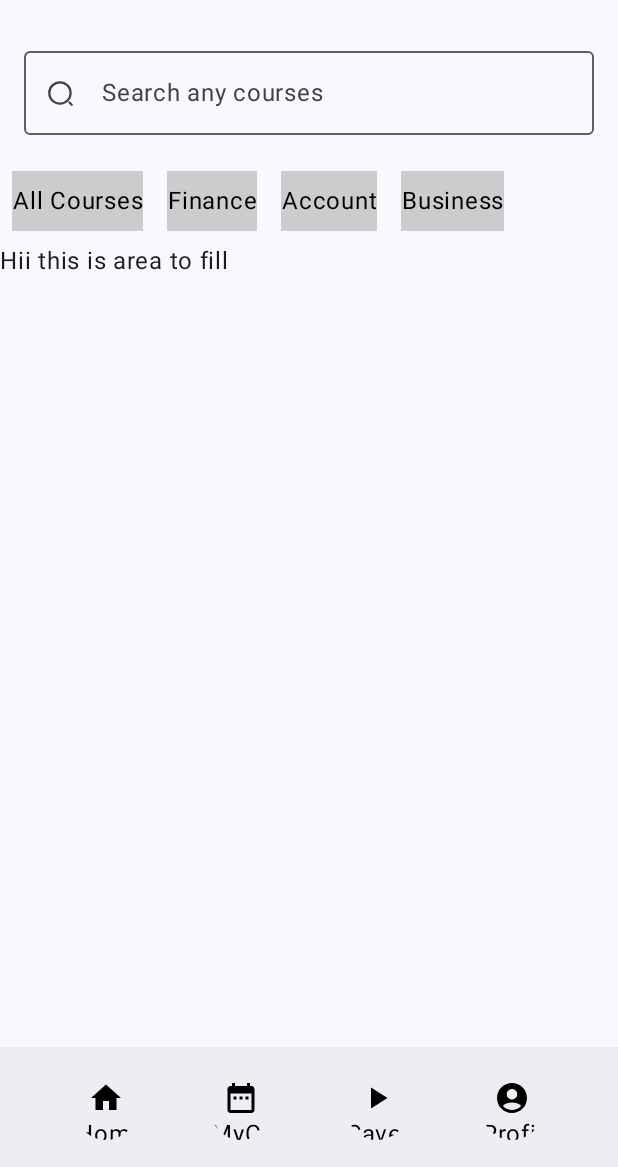
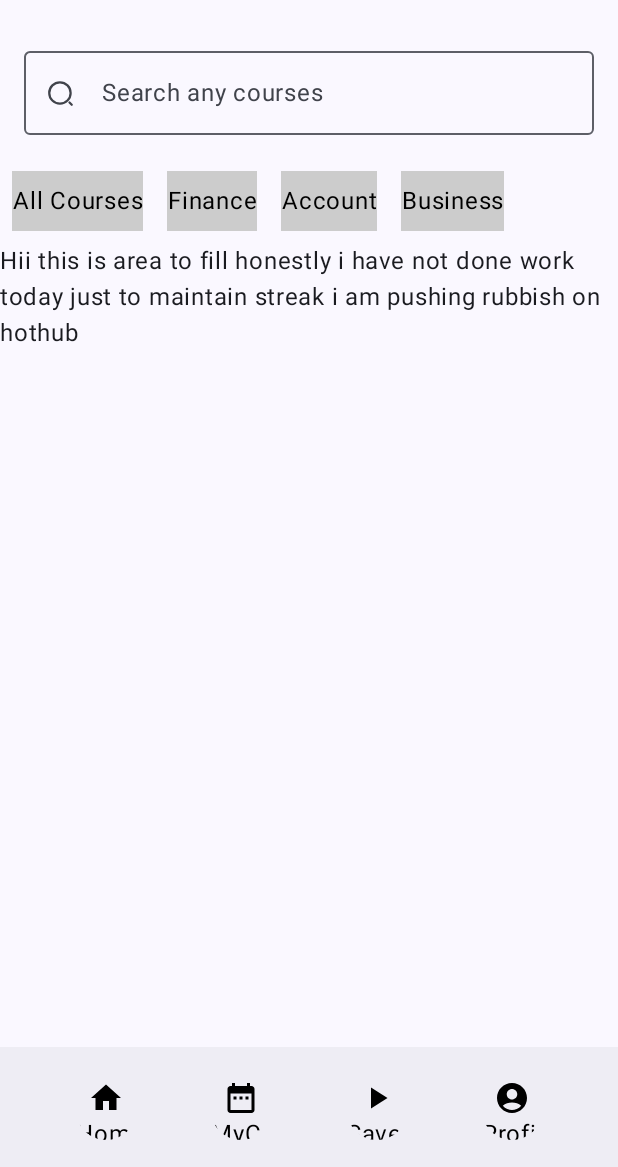
Before and after one commit to Aman-pandey07/Financial_Litracy_App, an Android app built with Jetpack Compose: the HomeScreen screen opened through its navigation route, on a phone screen of 412 x 824 dp, the part 69-1236 px from its top. Run offline under Robolectric (Android 15) with nearby library versions, the phone set to English and light mode, and no system bars.

Commit message:
Home Screen kaam Chalu

```diff
--- a/app/src/main/java/com/aman/financial_litracy_app/homescreen/HomeScreen.kt
+++ b/app/src/main/java/com/aman/financial_litracy_app/homescreen/HomeScreen.kt
@@ -83,7 +83,7 @@ fun HomeScreen(){
 
 
 
-                Text(text = "Hii this is area to fill")
+                Text(text = "Hii this is area to fill honestly i have not done work today just to maintain streak i am pushing rubbish on hothub")
             }
         },
 
```
